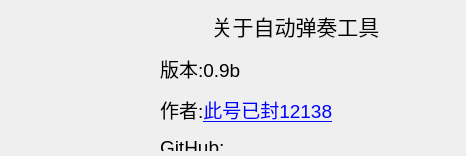
The window that res/ui/about.ui (hasban121138/GenshinPiano) describes before a commit, drawn with Qt 5.
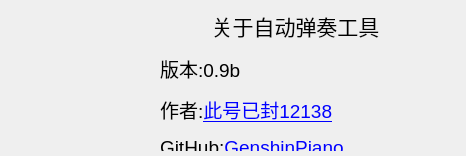
The same window after the commit. Icons and pictures are not drawn.

Commit message: 添加github地址

Patch:
```diff
--- a/res/ui/about.ui
+++ b/res/ui/about.ui
@@ -46,8 +46,7 @@
 &lt;p align=&quot;center&quot; style=&quot; margin-top:12px; margin-bottom:12px; margin-left:0px; margin-right:0px; -qt-block-indent:0; text-indent:0px;&quot;&gt;&lt;span style=&quot; font-size:16pt;&quot;&gt;关于自动弹奏工具&lt;/span&gt;&lt;/p&gt;
 &lt;p style=&quot; margin-top:12px; margin-bottom:12px; margin-left:0px; margin-right:0px; -qt-block-indent:0; text-indent:0px;&quot;&gt;&lt;span style=&quot; font-size:14pt;&quot;&gt;版本:0.9b&lt;/span&gt;&lt;/p&gt;
 &lt;p style=&quot; margin-top:12px; margin-bottom:12px; margin-left:0px; margin-right:0px; -qt-block-indent:0; text-indent:0px;&quot;&gt;&lt;span style=&quot; font-size:14pt;&quot;&gt;作者:&lt;/span&gt;&lt;a href=&quot;https://space.bilibili.com/40358750&quot;&gt;&lt;span style=&quot; font-size:14pt; text-decoration: underline; color:#0000ff;&quot;&gt;此号已封12138&lt;/span&gt;&lt;/a&gt;&lt;/p&gt;
-&lt;p style=&quot; margin-top:12px; margin-bottom:12px; margin-left:0px; margin-right:0px; -qt-block-indent:0; text-indent:0px;&quot;&gt;
-&lt;span style=&quot; font-size:14pt; color:#000000;&quot;&gt;GitHub:&lt;/span&gt;&lt;/p&gt;&lt;/body&gt;&lt;/html&gt;</string>
+&lt;p style=&quot; margin-top:12px; margin-bottom:12px; margin-left:0px; margin-right:0px; -qt-block-indent:0; text-indent:0px;&quot;&gt;&lt;span style=&quot; font-size:14pt; color:#000000;&quot;&gt;GitHub:&lt;/span&gt;&lt;a href=&quot;https://github.com/hasban121138/GenshinPiano&quot;&gt;&lt;span style=&quot; font-size:14pt; text-decoration: underline; color:#0000ff;&quot;&gt;GenshinPiano&lt;/span&gt;&lt;/a&gt;&lt;/p&gt;&lt;/body&gt;&lt;/html&gt;</string>
    </property>
   </widget>
  </widget>
```
The commit also changes 3 other files.
